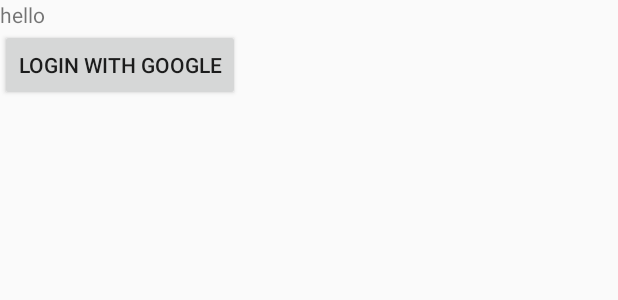
After one commit to studieresan/studs-app, an Android app: the layout fragment_login.xml on its own in the app's theme, with its tools: preview values and no code run, on a phone screen of 412 x 824 dp. The commit adds this screen. Shown: the top 300 px of the screen. Run offline under Robolectric (Android 15) with nearby library versions, the phone set to English and light mode, and no system bars.

Commit message:
user login

```diff
--- a/android/app/build.gradle
+++ b/android/app/build.gradle
@@ -42,6 +42,8 @@ dependencies {
     compile "com.google.firebase:firebase-database:10.2.6"
     compile "com.google.firebase:firebase-crash:10.2.6"
     compile "com.google.firebase:firebase-messaging:10.2.6"
+    compile 'com.google.firebase:firebase-auth:10.2.6'
+    compile 'com.google.android.gms:play-services-auth:10.2.6'
 }
 
 apply plugin: 'com.google.gms.google-services'
--- /dev/null
+++ b/android/app/src/main/java/se/studieresan/studs/User.kt
@@ -0,0 +1,3 @@
+package se.studieresan.studs
+
+data class User(var name: String? = "", var email: String? = "", var picture: String? = "")
--- /dev/null
+++ b/android/app/src/main/res/layout/fragment_login.xml
@@ -0,0 +1,17 @@
+<?xml version="1.0" encoding="utf-8"?>
+<LinearLayout xmlns:android="http://schemas.android.com/apk/res/android"
+    android:orientation="vertical" android:layout_width="match_parent"
+    android:layout_height="match_parent">
+
+    <TextView
+        android:layout_width="wrap_content"
+        android:layout_height="wrap_content"
+        android:text="hello"/>
+
+    <Button
+        android:id="@+id/google_login"
+        android:layout_width="wrap_content"
+        android:layout_height="wrap_content"
+        android:text="Login with Google"/>
+
+</LinearLayout>
```
Also changed, not shown: android/app/src/main/java/se/studieresan/studs/LoginDialogFragment.kt (added, +38 -0 lines), android/app/src/main/java/se/studieresan/studs/MainActivity.kt (+64 -1 lines), 1 other file.
